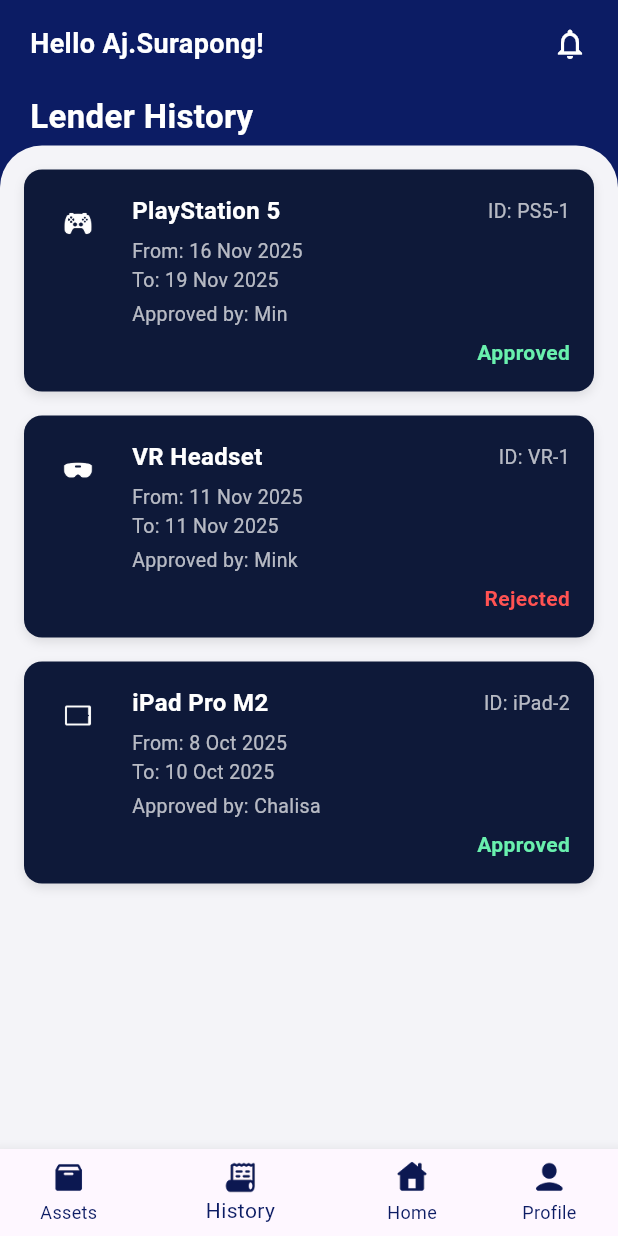
After one commit to 6631501135MIN/asset_borrowing_system, a Flutter app: the LenderHistory screen opened directly, on a phone screen of 412 x 824 dp. The commit adds this screen. Run offline on Flutter 3.47's test engine with Material 3 defaults, Android fonts, the phone set to English and light mode, and no system bars.

Commit message:
History done

```diff
--- /dev/null
+++ b/lib/Lender_History.dart
@@ -0,0 +1,255 @@
+import 'package:flutter/material.dart';
+
+class LenderHistory extends StatelessWidget {
+  const LenderHistory({super.key});
+
+  @override
+  Widget build(BuildContext context) {
+    final historyItems = <Map<String, String>>[
+      {
+        "name": "PlayStation 5",
+        "id": "PS5-1",
+        "from": "16 Nov 2025",
+        "to": "19 Nov 2025",
+        "approvedBy": "Min",
+        "status": "Approved",
+        "icon": "assets/PS_Controller.png",
+      },
+      {
+        "name": "VR Headset",
+        "id": "VR-1",
+        "from": "11 Nov 2025",
+        "to": "11 Nov 2025",
+        "approvedBy": "Mink",
+        "status": "Rejected",
+        "icon": "assets/vr.png",
+      },
+      {
+        "name": "iPad Pro M2",
+        "id": "iPad-2",
+        "from": "8 Oct 2025",
+        "to": "10 Oct 2025",
+        "approvedBy": "Chalisa",
+        "status": "Approved",
+        "icon": "assets/iPad.png",
+      }
+    ];
+    return Scaffold(
+      backgroundColor: const Color(0xFF0C1C64),
+      bottomNavigationBar: BottomNavigationBar(
+        backgroundColor: Colors.white,
+        selectedItemColor: const Color(0xFF0C1C64),
+        unselectedItemColor: const Color(0xFF0C1C64),
+        currentIndex: 1,
+        showUnselectedLabels: true,
+        items: [
+          BottomNavigationBarItem(
+            icon: Image.asset("assets/Empty_Box.png", width: 24, height: 24),
+            label: "Assets",
+          ),
+          BottomNavigationBarItem(
+            icon: Image.asset(
+              "assets/Activity_History.png",
+              width: 24,
+              height: 24,
+            ),
+            label: "History",
+          ),
+          BottomNavigationBarItem(
+            icon: Image.asset("assets/Home_Page.png", width: 24, height: 24),
+            label: "Home",
+          ),
+          BottomNavigationBarItem(
+            icon: Image.asset("assets/User.png", width: 24, height: 24),
+            label: "Profile",
+          ),
+        ],
+      ),
+      body: SafeArea(
+        child: Column(
+          crossAxisAlignment: CrossAxisAlignment.start,
+          children: [
+            // Header
+            Padding(
+              padding: const EdgeInsets.symmetric(horizontal: 20, vertical: 16),
+              child: Row(
+                mainAxisAlignment: MainAxisAlignment.spaceBetween,
+                children: [
+                  const Text(
+                    "Hello Aj.Surapong!",
+                    style: TextStyle(
+                      color: Colors.white,
+                      fontSize: 18,
+                      fontWeight: FontWeight.w600,
+                    ),
+                  ),
+                  const Icon(Icons.notifications_none, color: Colors.white),
+                ],
+              ),
+            ),
+
+            // Title
+            const Padding(
+              padding: EdgeInsets.symmetric(horizontal: 20, vertical: 4),
+              child: Text(
+                "Lender History",
+                style: TextStyle(
+                  color: Colors.white,
+                  fontSize: 22,
+                  fontWeight: FontWeight.bold,
+                ),
+              ),
+            ),
+
+            // History List
+            Expanded(
+              child: Container(
+                decoration: const BoxDecoration(
+                  color: Color(0xFFF4F4F8),
+                  borderRadius: BorderRadius.only(
+                    topLeft: Radius.circular(28),
+                    topRight: Radius.circular(28),
+                  ),
+                ),
+                padding: const EdgeInsets.all(16),
+                child: historyItems.isEmpty
+                    ? _buildEmptyState(context)
+                    : ListView.builder(
+                        itemCount: historyItems.length,
+                        itemBuilder: (context, index) {
+                          final item = historyItems[index];
+                          return Container(
+                            margin: const EdgeInsets.only(bottom: 16),
+                            padding: const EdgeInsets.all(16),
+                            decoration: BoxDecoration(
+                              color: const Color(0xFF0E1939),
+                              borderRadius: BorderRadius.circular(12),
+                              boxShadow: [
+                                BoxShadow(
+                                  color: Colors.black.withOpacity(0.1),
+                                  blurRadius: 5,
+                                  offset: const Offset(0, 3),
+                                ),
+                              ],
+                            ),
+                            child: Row(
+                              crossAxisAlignment: CrossAxisAlignment.start,
+                              children: [
+                                Image.asset(
+                                  item['icon'].toString(),
+                                  width: 40,
+                                  height: 40,
+                                ),
+                                const SizedBox(width: 16),
+                                Expanded(
+                                  child: Column(
+                                    crossAxisAlignment:
+                                        CrossAxisAlignment.start,
+                                    children: [
+                                      Row(
+                                        mainAxisAlignment:
+                                            MainAxisAlignment.spaceBetween,
+                                        children: [
+                                          Text(
+                                            item["name"].toString(),
+                                            style: const TextStyle(
+                                              color: Colors.white,
+                                              fontSize: 16,
+                                              fontWeight: FontWeight.bold,
+                                            ),
+                                          ),
+                                          Text(
+                                            "ID: ${item["id"]}",
+                                            style: const TextStyle(
+                                              color: Colors.white70,
+                                              fontSize: 13,
+                                            ),
+                                          ),
+                                        ],
+                                      ),
+                                      const SizedBox(height: 6),
+                                      Text(
+                                        "From: ${item["from"]}\nTo: ${item["to"]}",
+                                        style: const TextStyle(
+                                          color: Colors.white70,
+                                          fontSize: 13,
+                                        ),
+                                      ),
+                                      const SizedBox(height: 4),
+                                      Text(
+                                        "Approved by: ${item["approvedBy"]}",
+                                        style: const TextStyle(
+                                          color: Colors.white70,
+                                          fontSize: 13,
+                                        ),
+                                      ),
+                                      const SizedBox(height: 6),
+                                      Align(
+                                        alignment: Alignment.centerRight,
+                                        child: Text(
+                                          item["status"].toString(),
+                                          style: TextStyle(
+                                            color: item["status"] == "Approved"
+                                                ? Colors.greenAccent
+                                                : item["status"] == "Rejected"
+                                                ? Colors.redAccent
+                                                : Colors.orangeAccent,
+                                            fontWeight: FontWeight.w600,
+                                          ),
+                                        ),
+                                      ),
+                                    ],
+                                  ),
+                                ),
+                              ],
+                            ),
+                          );
+                        },
+                      ),
+              ),
+            ),
+          ],
+        ),
+      ),
+    );
+  }
+
+  Widget _buildEmptyState(BuildContext context) {
+    return Center(
+      child: Column(
+        mainAxisAlignment: MainAxisAlignment.center,
+        children: [
+          Image.asset("assets/searchIcon.png", width: 200, height: 200),
+          const SizedBox(height: 24),
+          const Text(
+            "No history found yet",
+            style: TextStyle(
+              fontSize: 24,
+              fontWeight: FontWeight.bold,
+              color: Colors.black,
+            ),
+          ),
+
+          const SizedBox(height: 32),
+          ElevatedButton(
+            onPressed: () {
+              // Navigate to assets page (handled by bottom navigation)
+            },
+            style: ElevatedButton.styleFrom(
+              backgroundColor: const Color(0xFF0C1C64),
+              foregroundColor: Colors.white,
+              padding: const EdgeInsets.symmetric(horizontal: 48, vertical: 16),
+              shape: RoundedRectangleBorder(
+                borderRadius: BorderRadius.circular(25),
+              ),
+            ),
+            child: const Text(
+              "Go to requests",
+              style: TextStyle(fontSize: 16, fontWeight: FontWeight.w600),
+            ),
+          ),
+        ],
+      ),
+    );
+  }
+}
--- a/lib/student_history.dart
+++ b/lib/Staff_History.dart
@@ -1,43 +1,74 @@
 import 'package:flutter/material.dart';
-import 'package:font_awesome_flutter/font_awesome_flutter.dart';
 
-class StudentHistoryPage extends StatelessWidget {
-  const StudentHistoryPage({super.key});
+class StaffHistory extends StatelessWidget {
+  const StaffHistory({super.key});
 
   @override
   Widget build(BuildContext context) {
-    final historyItems = [
+    final historyItems = <Map<String, String>>[
     {
       "name": "PlayStation 5",
       "id": "PS5-1",
       "from": "16 Nov 2025",
       "to": "19 Nov 2025",
+      "borrowedBy": "Min",
       "approvedBy": "Aj.God",
       "status": "Borrowing",
-        "icon": "assets/PS_Controller.png",
+      "icon": "assets/PS_Controller.png"
     },
     {
-        "name": "iPad Pro M4",
-        "id": "iPad-1",
-        "from": "2 Nov 2025",
-        "to": "5 Nov 2025",
-        "approvedBy": "Aj.Paweena",
+      "name": "Macbook Pro M2",
+      "id": "Mac-2",
+      "from": "14 Nov 2025",
+      "to": "16 Nov 2025",
+      "borrowedBy": "Joy",
+      "returnedBy": "Joy",
+      "approvedBy": "Aj.King",
       "status": "Returned",
-        "icon": "assets/iPad.png",
+      "icon": "assets/MacBook.png"
     },
     {
-        "name": "Macbook Air M3",
-        "id": "Mac-1",
-        "from": "16 Oct 2025",
-        "to": "18 Oct 2025",
-        "approvedBy": "Aj.Surapong",
-        "status": "Returned",
-        "icon": "assets/MacBook.png",
-      },
-    ];
+      "name": "iPad Air M2",
+      "id": "iPad-2",
+      "from": "1 Nov 2025",
+      "to": "18 Nov 2025",
+      "borrowedBy": "Ray",
+      "approvedBy": "Aj.Fon",
+      "status": "Borrowing",
+      "icon": "assets/iPad.png"
+    }];
 
     return Scaffold(
       backgroundColor: const Color(0xFF0C1C64),
+      bottomNavigationBar: BottomNavigationBar(
+        backgroundColor: Colors.white,
+        selectedItemColor: const Color(0xFF0C1C64),
+        unselectedItemColor: const Color(0xFF0C1C64),
+        currentIndex: 1,
+        showUnselectedLabels: true,
+        items: [
+          BottomNavigationBarItem(
+            icon: Image.asset("assets/Empty_Box.png", width: 24, height: 24),
+            label: "Assets",
+          ),
+          BottomNavigationBarItem(
+            icon: Image.asset(
+              "assets/Activity_History.png",
+              width: 24,
+              height: 24,
+            ),
+            label: "History",
+          ),
+          BottomNavigationBarItem(
+            icon: Image.asset("assets/Home_Page.png", width: 24, height: 24),
+            label: "Home",
+          ),
+          BottomNavigationBarItem(
+            icon: Image.asset("assets/User.png", width: 24, height: 24),
+            label: "Profile",
+          ),
+        ],
+      ),
       body: SafeArea(
         child: Column(
           crossAxisAlignment: CrossAxisAlignment.start,
@@ -49,7 +80,7 @@ class StudentHistoryPage extends StatelessWidget {
                 mainAxisAlignment: MainAxisAlignment.spaceBetween,
                 children: [
                   const Text(
-                    "Hello Bhone Pyae!",
+                    "Hello Min Maung!",
                     style: TextStyle(
                       color: Colors.white,
                       fontSize: 18,
@@ -65,7 +96,7 @@ class StudentHistoryPage extends StatelessWidget {
             const Padding(
               padding: EdgeInsets.symmetric(horizontal: 20, vertical: 4),
               child: Text(
-                "Borrower History",
+                "Staff History",
                 style: TextStyle(
                   color: Colors.white,
                   fontSize: 22,
@@ -179,34 +210,46 @@ class StudentHistoryPage extends StatelessWidget {
           ],
         ),
       ),
+    );
+  }
 
-      // Bottom Navigation Bar
-      bottomNavigationBar: BottomNavigationBar(
-        backgroundColor: Colors.white,
-        selectedItemColor: const Color(0xFF0C1C64),
-        unselectedItemColor: const Color(0xFF0C1C64),
-        currentIndex: 1,
-        showUnselectedLabels: true,
-        items: [
-          BottomNavigationBarItem(
-            icon: Image.asset("assets/Empty_Box.png", width: 24, height: 24),
-            label: "Assets",
+  Widget _buildEmptyState(BuildContext context) {
+    return Center(
+      child: Column(
+        mainAxisAlignment: MainAxisAlignment.center,
+        children: [
+          Image.asset("assets/searchIcon.png", width: 200, height: 200),
+          const SizedBox(height: 24),
+          const Text(
+            "No history found yet",
+            style: TextStyle(
+              fontSize: 24,
+              fontWeight: FontWeight.bold,
+              color: Colors.black,
             ),
-          BottomNavigationBarItem(
-            icon: Image.asset(
-              "assets/Activity_History.png",
-              width: 24,
-              height: 24,
           ),
-            label: "History",
+          const SizedBox(height: 12),
+          const Text(
+            "Activity of your assets will appear.",
+            style: TextStyle(fontSize: 16, color: Colors.grey),
           ),
-          BottomNavigationBarItem(
-            icon: Image.asset("assets/Home_Page.png", width: 24, height: 24),
-            label: "Home",
+          const SizedBox(height: 32),
+          ElevatedButton(
+            onPressed: () {
+              // Navigate to assets page (handled by bottom navigation)
+            },
+            style: ElevatedButton.styleFrom(
+              backgroundColor: const Color(0xFF0C1C64),
+              foregroundColor: Colors.white,
+              padding: const EdgeInsets.symmetric(horizontal: 48, vertical: 16),
+              shape: RoundedRectangleBorder(
+                borderRadius: BorderRadius.circular(25),
               ),
-          BottomNavigationBarItem(
-            icon: Image.asset("assets/User.png", width: 24, height: 24),
-            label: "Profile",
+            ),
+            child: const Text(
+              "Go to assets",
+              style: TextStyle(fontSize: 16, fontWeight: FontWeight.w600),
+            ),
           ),
         ],
       ),
--- a/lib/main.dart
+++ b/lib/main.dart
@@ -1,10 +1,23 @@
-import 'package:asset_borrowing_system/student_history.dart';
+import 'package:asset_borrowing_system/Borrower_History.dart';
+import 'package:asset_borrowing_system/Lender_History.dart';
+import 'package:asset_borrowing_system/Staff_History.dart';
+import 'package:asset_borrowing_system/bottomNavigationBar.dart';
 import 'package:flutter/material.dart';
 
 void main() {
-  runApp(
-    MaterialApp(
-      home: StudentHistoryPage(),
-    ),
-  );
+  runApp(const MyApp());
 }
+
+class MyApp extends StatelessWidget {
+  const MyApp({super.key});
+
+  @override
+  Widget build(BuildContext context) {
+    return MaterialApp(
+      title: 'Asset Borrowing System',
+      theme: ThemeData(primarySwatch: Colors.blue, useMaterial3: true),
+      home: const BorrowerHistory(),
+      debugShowCheckedModeBanner: false,
+    );
+  }
+}
```
Also changed, not shown: lib/Borrower_History.dart (added, +230 -0 lines), assets/searchIcon.png (added), assets/vr.png (added). Lines whose indentation alone changed are shown as unchanged.
